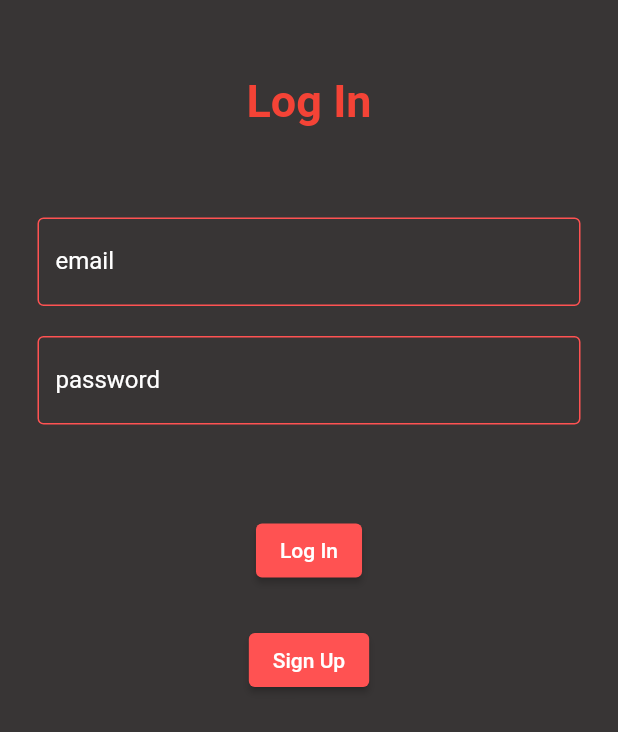
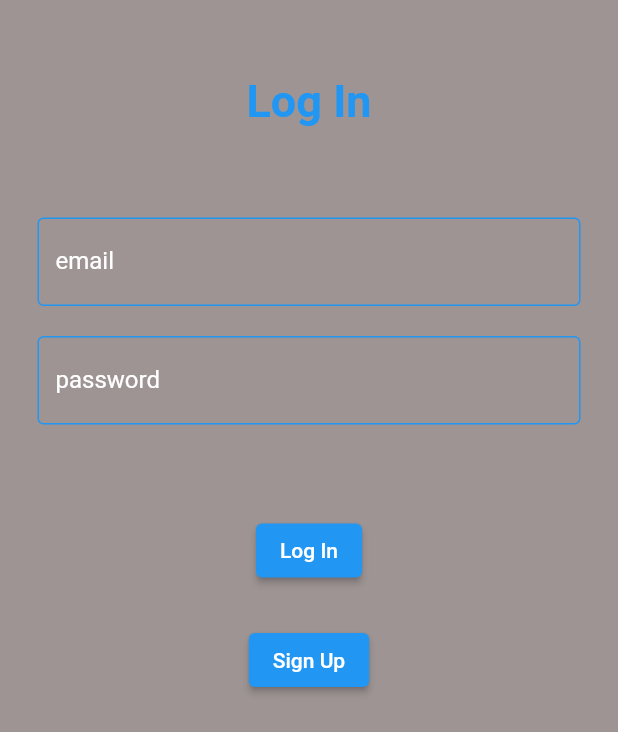
Before and after one commit to JohnAnthony98/Workout-Buddy, a Flutter app: the screen it shows after launch, on a phone screen of 412 x 824 dp. Shown: the top 732 px of the screen. Run offline on Flutter 3.47's test engine with Material 2 defaults, Android fonts, the phone set to English and light mode, and no system bars; our stand-ins replace cloud_firestore, firebase_auth, firebase_core, flutter_spinkit; missing offline and left inert: dart:ffi; accounts and stored records are empty.

Commit message:
Made app prettier for presentation

```diff
--- a/workout_buddy_app/lib/screens/login.dart
+++ b/workout_buddy_app/lib/screens/login.dart
@@ -37,7 +37,7 @@ class _LogInScreenState extends State<LogInScreen> {
                   'Log In',
                   style: TextStyle(
                     fontSize: 30.0,
-                    color: getPrimarySwatch(),
+                    color: getLoginBorderColor(),
                     fontWeight: FontWeight.bold,
                   ),
                 ),
@@ -129,7 +129,7 @@ class _LogInScreenState extends State<LogInScreen> {
                             }
                           },
                           style: ElevatedButton.styleFrom(
-                              primary: getButtonColor()),
+                              primary: getLoginBorderColor()),
                           child: Text('Log In',
                               style: TextStyle(color: getButtonTextColor())),
                         )
@@ -148,7 +148,7 @@ class _LogInScreenState extends State<LogInScreen> {
                   child: signLoading
                       ? ElevatedButton(
                           style: ElevatedButton.styleFrom(
-                              primary: getButtonColor()),
+                              primary: getLoginBorderColor()),
                           child: Text('Sign Up',
                               style: TextStyle(color: getButtonTextColor())),
                           onPressed: () async {
--- a/workout_buddy_app/lib/services/my_colors.dart
+++ b/workout_buddy_app/lib/services/my_colors.dart
@@ -1,15 +1,15 @@
 import 'package:flutter/material.dart';
 
 MaterialColor getPrimarySwatch() {
-  return Colors.red;
+  return Colors.blue;
 }
 
 Color getBackgroundColor() {
-  return const Color.fromARGB(255, 56, 53, 53);
+  return const Color.fromARGB(255, 158, 148, 148);
 }
 
 Color getButtonColor() {
-  return const Color.fromRGBO(255, 82, 82, 1);
+  return const Color.fromARGB(255, 33, 150, 243);
 }
 
 Color getButtonTextColor() {
@@ -17,7 +17,7 @@ Color getButtonTextColor() {
 }
 
 Color getLoginBorderColor() {
-  return const Color.fromRGBO(255, 82, 82, 1);
+  return const Color.fromARGB(255, 33, 150, 243);
 }
 
 Color getLoginTextColor() {
```
